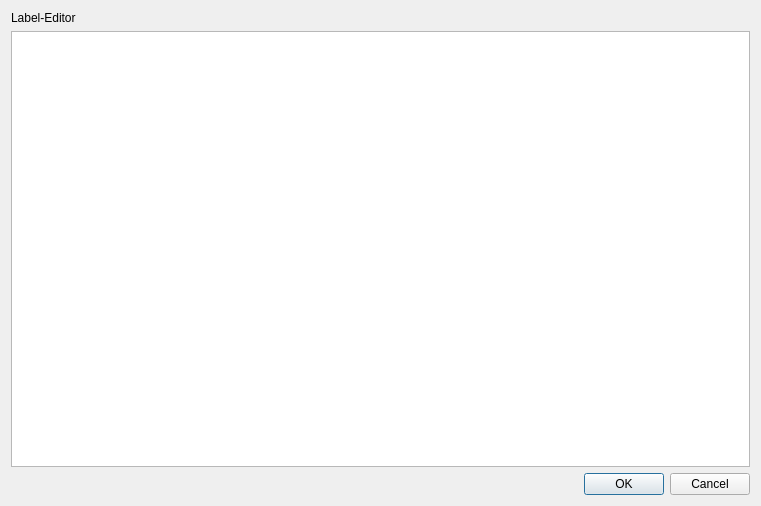
Before: the Qt Designer form ui/gui/src/labelEditor.ui in LarsHaalck/CATER, drawn with Qt 5.
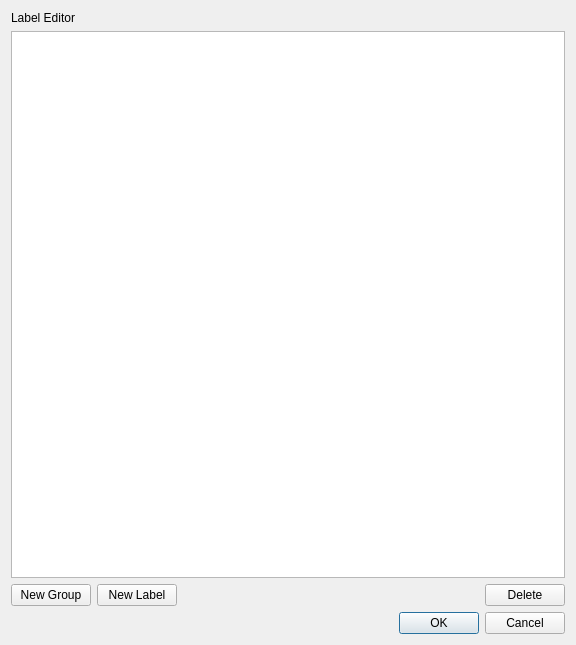
After: the same form once the commit is applied.

Commit message: Move label editor into gui folder

```diff
--- a/ui/gui/src/labelEditor.ui
+++ b/ui/gui/src/labelEditor.ui
@@ -6,8 +6,8 @@
    <rect>
     <x>0</x>
     <y>0</y>
-    <width>761</width>
-    <height>506</height>
+    <width>576</width>
+    <height>645</height>
    </rect>
   </property>
   <property name="windowTitle">
@@ -17,12 +17,53 @@
    <item>
     <widget class="QLabel" name="label">
      <property name="text">
-      <string>Label-Editor</string>
+      <string>Label Editor</string>
      </property>
     </widget>
    </item>
    <item>
-    <widget class="QTableView" name="labelTableView"/>
+    <widget class="QTreeView" name="treeView"/>
+   </item>
+   <item>
+    <layout class="QHBoxLayout" name="horizontalLayout">
+     <property name="topMargin">
+      <number>0</number>
+     </property>
+     <item>
+      <widget class="QPushButton" name="buttonNewGroup">
+       <property name="text">
+        <string>New Group</string>
+       </property>
+      </widget>
+     </item>
+     <item>
+      <widget class="QPushButton" name="buttonNewLabel">
+       <property name="text">
+        <string>New Label</string>
+       </property>
+      </widget>
+     </item>
+     <item>
+      <spacer name="horizontalSpacer">
+       <property name="orientation">
+        <enum>Qt::Horizontal</enum>
+       </property>
+       <property name="sizeHint" stdset="0">
+        <size>
+         <width>40</width>
+         <height>20</height>
+        </size>
+       </property>
+      </spacer>
+     </item>
+     <item>
+      <widget class="QPushButton" name="buttonDelete">
+       <property name="text">
+        <string>Delete</string>
+       </property>
+      </widget>
+     </item>
+    </layout>
    </item>
    <item>
     <widget class="QDialogButtonBox" name="labelEditorButtonBox">
```
Left out of the diff: 8 changed lines with no effect on the pictures. The commit also changes 12 other files.
